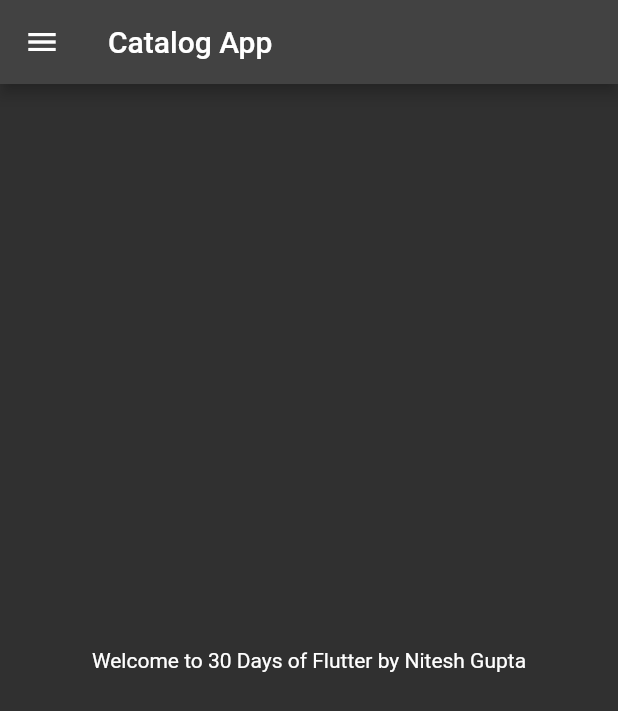
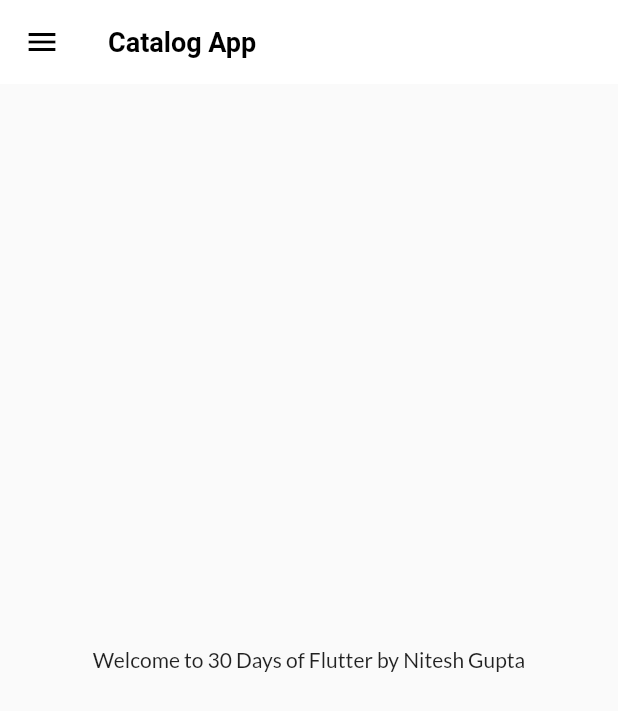
Before and after one commit to iamguptanitesh/30DaysofFlutter, a Flutter app: the screen it shows after launch, on a phone screen of 412 x 824 dp. Shown: the top 711 px of the screen. Run offline on Flutter 3.47's test engine with Material 2 defaults, Android fonts, the phone set to English and light mode, and no system bars; our stand-ins replace google_fonts.

Commit message:
Day 11 Completed

```diff
--- a/lib/Pages/home_page.dart
+++ b/lib/Pages/home_page.dart
@@ -9,7 +9,14 @@ class HomePage extends StatelessWidget {
   Widget build(BuildContext context) {
     return Scaffold(
       appBar: AppBar(
-        title: Text("Catalog App"),
+        title: Text(
+          "Catalog App",
+          style: TextStyle(
+            color: Colors.black,
+            fontWeight: FontWeight.bold,
+            fontSize: 18,
+          ),
+        ),
       ),
       body: Center(
         child: Container(
--- a/lib/main.dart
+++ b/lib/main.dart
@@ -16,7 +16,7 @@ class MyApp extends StatelessWidget {
   Widget build(BuildContext context) {
     return MaterialApp(
       // home: HomePage(),
-      themeMode: ThemeMode.dark,
+      themeMode: ThemeMode.light,
       theme: MyTheme.lightTheme(context),
       darkTheme: MyTheme.darkTheme(context),
       debugShowCheckedModeBanner: false,
```
